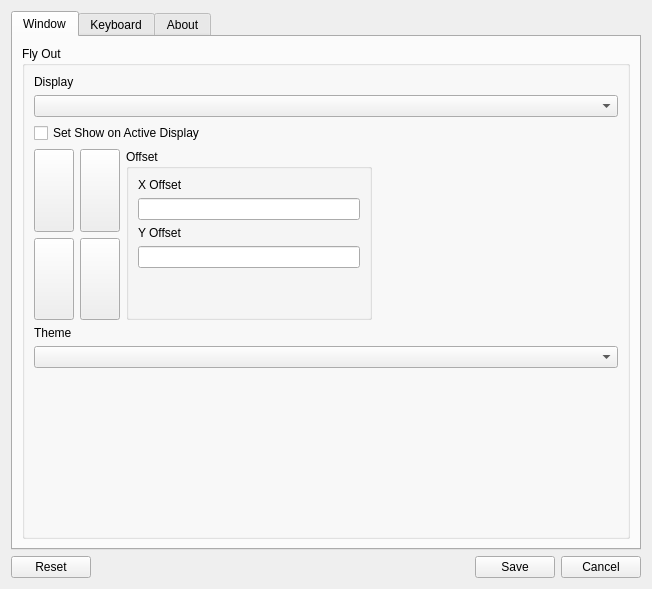
Above: earbug/FormSettingsWindow.ui from DemiRom/EarBug before the change. Below: the same form after it.
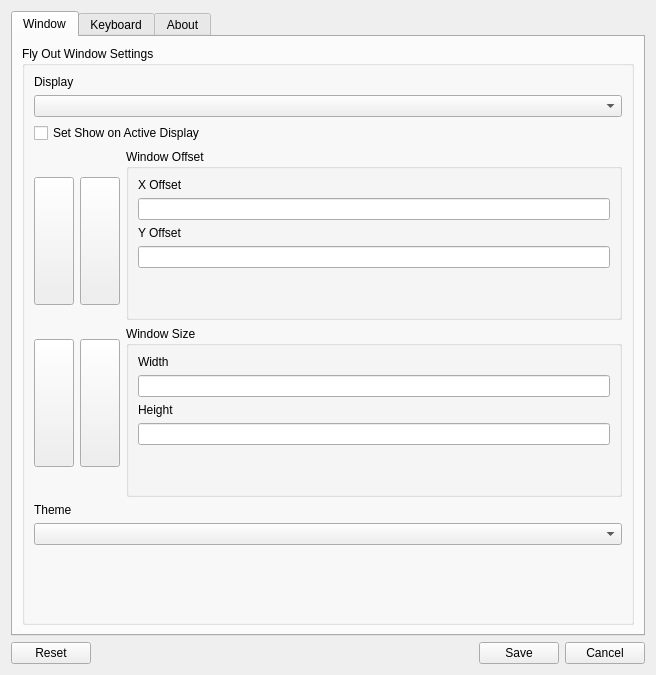
That is the form after the change. Icons and pictures are not drawn.

```diff
--- a/earbug/FormSettingsWindow.ui
+++ b/earbug/FormSettingsWindow.ui
@@ -6,8 +6,8 @@
    <rect>
     <x>0</x>
     <y>0</y>
-    <width>652</width>
-    <height>589</height>
+    <width>656</width>
+    <height>675</height>
    </rect>
   </property>
   <property name="windowTitle">
@@ -47,7 +47,7 @@
            <item>
             <widget class="QGroupBox" name="flyoutGroupBox">
              <property name="title">
-              <string>Fly Out</string>
+              <string>Fly Out Window Settings</string>
              </property>
              <layout class="QVBoxLayout" name="verticalLayout_2">
               <item>
@@ -177,9 +177,11 @@
                  </layout>
                 </item>
                 <item>
+                 <layout class="QVBoxLayout" name="offsetAndSizeGroupLayout">
+                  <item>
                  <widget class="QGroupBox" name="groupBox_3">
                   <property name="title">
-                   <string>Offset</string>
+                     <string>Window Offset</string>
                   </property>
                   <layout class="QVBoxLayout" name="verticalLayout_3">
                    <item>
@@ -219,17 +221,48 @@
                  </widget>
                 </item>
                 <item>
-                 <spacer name="horizontalSpacer">
+                   <widget class="QGroupBox" name="groupBox_2">
+                    <property name="title">
+                     <string>Window Size</string>
+                    </property>
+                    <layout class="QVBoxLayout" name="verticalLayout_9">
+                     <item>
+                      <widget class="QLabel" name="widthHeight">
+                       <property name="text">
+                        <string>Width</string>
+                       </property>
+                      </widget>
+                     </item>
+                     <item>
+                      <widget class="QLineEdit" name="widthLineEdit"/>
+                     </item>
+                     <item>
+                      <widget class="QLabel" name="heightLabel">
+                       <property name="text">
+                        <string>Height</string>
+                       </property>
+                      </widget>
+                     </item>
+                     <item>
+                      <widget class="QLineEdit" name="heightLineEdit"/>
+                     </item>
+                     <item>
+                      <spacer name="verticalSpacer_4">
                   <property name="orientation">
-                   <enum>Qt::Horizontal</enum>
+                        <enum>Qt::Vertical</enum>
                   </property>
                   <property name="sizeHint" stdset="0">
                    <size>
-                    <width>40</width>
-                    <height>20</height>
+                         <width>20</width>
+                         <height>40</height>
                    </size>
                   </property>
                  </spacer>
+                     </item>
+                    </layout>
+                   </widget>
+                  </item>
+                 </layout>
                 </item>
                </layout>
               </item>
```
Left out of the diff: 25 changed lines with no effect on the pictures. Lines whose indentation alone changed are shown as unchanged.
